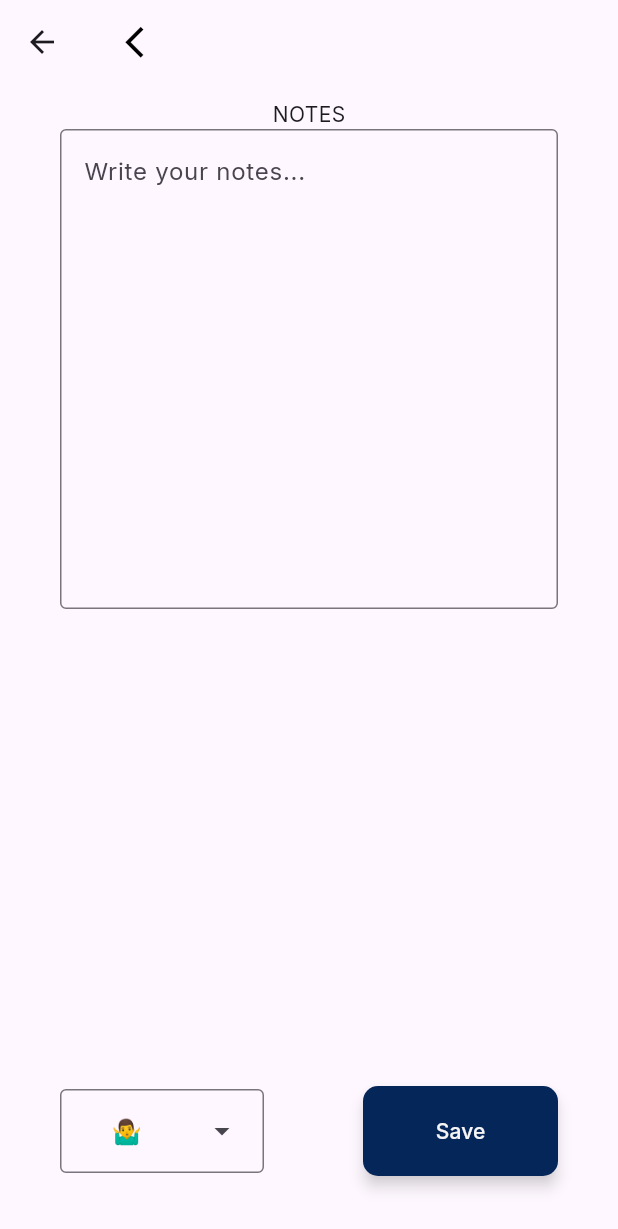
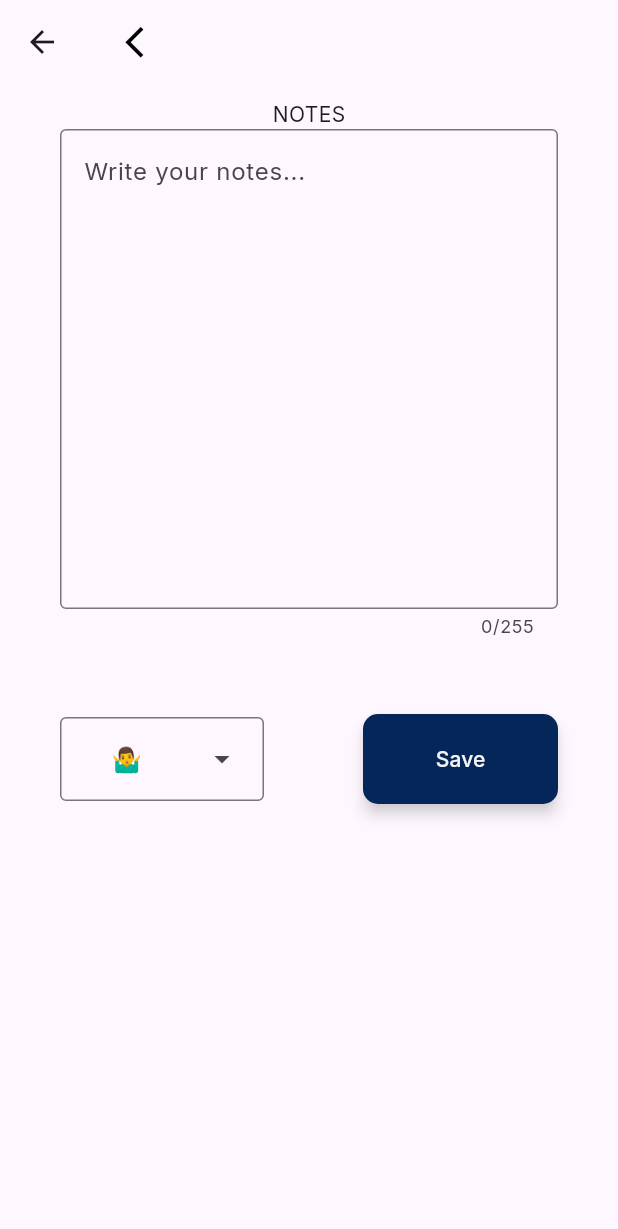
Before and after one commit to BaptisteGosselet/my_fit_buddy_front, a Flutter app: the NotePage screen opened directly with empty values, on a phone screen of 412 x 824 dp. Shown: the top 1229 px of the screen. Run offline on Flutter 3.47's test engine with Material 3 defaults, Android fonts, the phone set to English and light mode, and no system bars; our stand-ins replace another_flutter_splash_screen, auto_size_text, circular_countdown_timer, dio, flutter_secure_storage, go_router and 2 more; missing offline and left inert: dart:ffi; accounts and stored records are empty; generated files the repository leaves out were written again; network calls fail.

Commit message:
:bug: - bande note

```diff
--- a/lib/views/pages/live_session_pages/parts_pages/note_page.dart
+++ b/lib/views/pages/live_session_pages/parts_pages/note_page.dart
@@ -35,7 +35,7 @@ class _NotePageState extends State<NotePage> {
   @override
   Widget build(BuildContext context) {
     return Scaffold(
-      resizeToAvoidBottomInset: false,
+      resizeToAvoidBottomInset: true,
       appBar: AppBar(
         title: IconButton(
           icon: const Icon(Icons.arrow_back_ios, color: Colors.black, size: 25),
@@ -44,10 +44,10 @@ class _NotePageState extends State<NotePage> {
           highlightColor: Colors.white.withOpacity(0.1),
         ),
       ),
-      body: Column(
+      body: SingleChildScrollView(
+        child: Column(
           children: [
-          Expanded(
-            child: Padding(
+            Padding(
               padding:
                   const EdgeInsets.symmetric(horizontal: 40.0, vertical: 10),
               child: Column(
@@ -57,6 +57,7 @@ class _NotePageState extends State<NotePage> {
                   TextField(
                     controller: _textController,
                     maxLines: 12,
+                    maxLength: 255,
                     decoration: InputDecoration(
                       border: const OutlineInputBorder(),
                       hintText:
@@ -64,7 +65,6 @@ class _NotePageState extends State<NotePage> {
                     ),
                   ),
                 ],
-              ),
               ),
             ),
             Padding(
@@ -126,6 +126,7 @@ class _NotePageState extends State<NotePage> {
             ),
           ],
         ),
+      ),
     );
   }
 }
```
Lines whose indentation alone changed are shown as unchanged.
